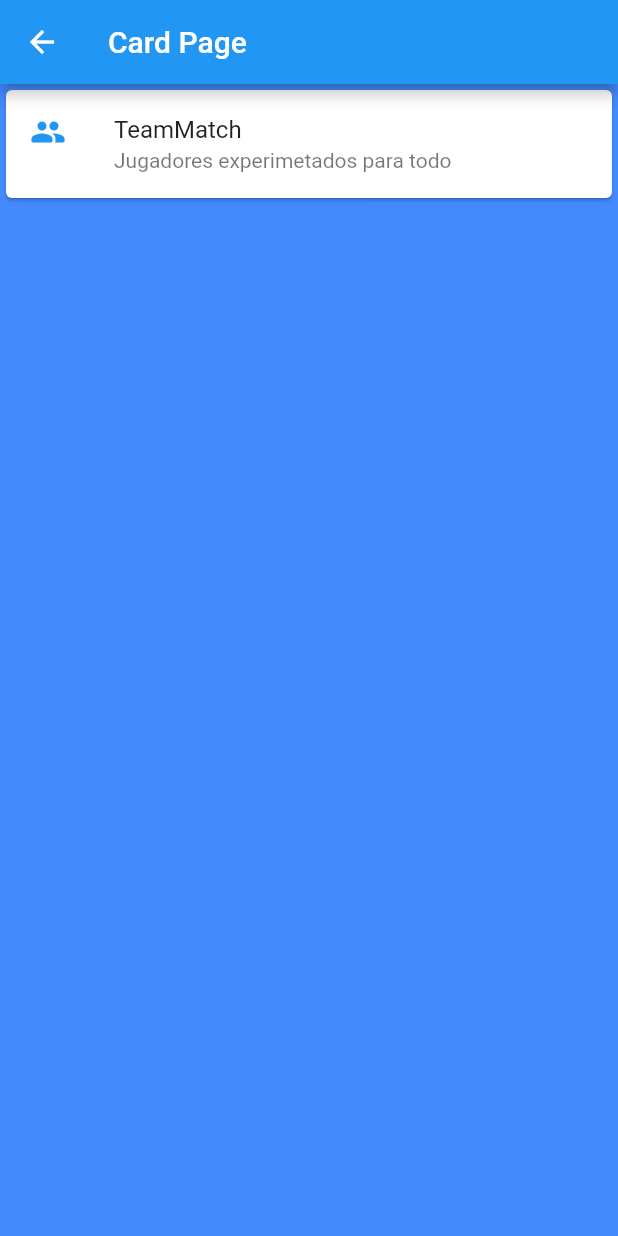
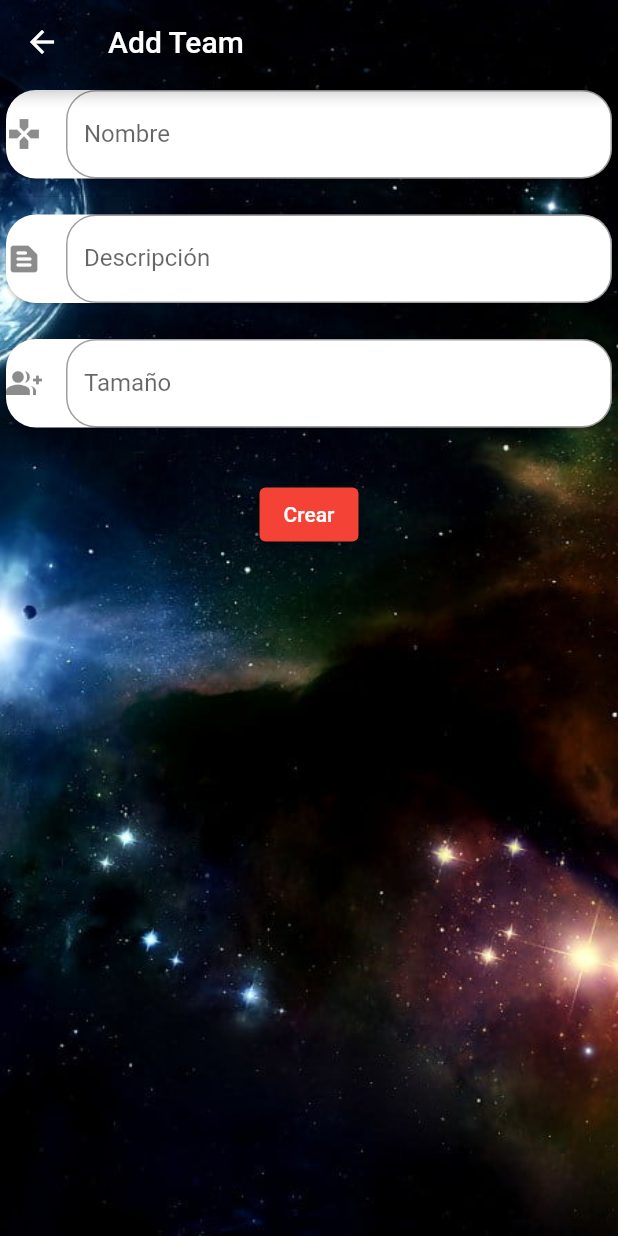
Before and after one commit to Setsuke/TeammatchApp_Flutter, a Flutter app: the AddTeamPage screen opened directly, on a phone screen of 412 x 824 dp. Run offline on Flutter 3.47's test engine with Material 2 defaults, Android fonts, the phone set to English and light mode, and no system bars; our stand-ins replace shared_preferences; missing offline and left inert: dart:ffi, image_picker_for_web, shared_preferences_web; accounts and stored records are empty; network calls fail.

Commit message:
feat: AddTeam and Torunament

```diff
--- a/flutter_application_teammatch/lib/pages/addTeam_page.dart
+++ b/flutter_application_teammatch/lib/pages/addTeam_page.dart
@@ -1,4 +1,5 @@
 import 'package:flutter/material.dart';
+import 'package:flutter_application_teammatch/profile/button_widget.dart';
 
 //En desarrollo
 class AddTeamPage extends StatefulWidget {
@@ -7,40 +8,88 @@ class AddTeamPage extends StatefulWidget {
 }
 
 class _AddTeamPageState extends State<AddTeamPage> {
+  String _nombre = '';
+  String _description = '';
+  String _teamSize = '';
+
+  TextEditingController _inputFieldDateController = new TextEditingController();
+
   @override
   Widget build(BuildContext context) {
-    return Scaffold(
+    return Container(
+      decoration: BoxDecoration(
+          image: DecorationImage(
+              image: AssetImage('assets/luna.jpg'), fit: BoxFit.cover)),
+      child: Scaffold(
+        backgroundColor: Colors.transparent,
         appBar: AppBar(
-        title: Text('Card Page'),
+          backgroundColor: Colors.transparent,
+          title: Text('Add Team'),
         ),
         body: ListView(
           children: <Widget>[
-          _addTeam(),
-          SizedBox(
-            height: 30.0,
+            _crearInput(),
+            Divider(),
+            _crearDescripcion(),
+            Divider(),
+            _crearsizeTeam(),
+            SizedBox(height: 30.0),
+            Center(child: _crearTeam()),
+          ],
         ),
-          SizedBox(
-            height: 30.0,
       ),
-        ],
+    );
+  }
+}
+
+Widget _crearInput() {
+  return Card(
+    shape: RoundedRectangleBorder(borderRadius: BorderRadius.circular(20.0)),
+    child: TextField(
+      // autofocus: true,
+      textCapitalization: TextCapitalization.sentences,
+      decoration: InputDecoration(
+          border: OutlineInputBorder(borderRadius: BorderRadius.circular(20.0)),
+          hintText: 'Nombre del equipo',
+          labelText: 'Nombre',
+          icon: Icon(Icons.gamepad)),
     ),
   );
 }
 
-  Widget _addTeam() {
+Widget _crearDescripcion() {
   return Card(
-      child: Column(
-        children: [
-          ListTile(
-            leading: Icon(
-              Icons.group_rounded,
-              color: Colors.blue,
-            ),
-            title: Text('TeamMatch'),
-            subtitle: Text('Jugadores experimetados para todo'),
-          )
-        ],
+    color: Colors.white,
+    shape: RoundedRectangleBorder(borderRadius: BorderRadius.circular(20.0)),
+    child: TextField(
+      // autofocus: true,
+      textCapitalization: TextCapitalization.sentences,
+      decoration: InputDecoration(
+          border: OutlineInputBorder(borderRadius: BorderRadius.circular(20.0)),
+          hintText: 'Descripción del equipo',
+          labelText: 'Descripción',
+          icon: Icon(Icons.text_snippet_rounded)),
     ),
   );
 }
+
+Widget _crearsizeTeam() {
+  return Card(
+    color: Colors.white,
+    shape: RoundedRectangleBorder(borderRadius: BorderRadius.circular(20.0)),
+    child: TextField(
+      // autofocus: true,
+      textCapitalization: TextCapitalization.sentences,
+      decoration: InputDecoration(
+          border: OutlineInputBorder(borderRadius: BorderRadius.circular(20.0)),
+          hintText: 'Tamaño del equipo',
+          labelText: 'Tamaño',
+          icon: Icon(Icons.group_add)),
+    ),
+  );
 }
+
+Widget _crearTeam() => ButtonWidget(
+      text: 'Crear',
+      onClicked: () {},
+    );
--- a/flutter_application_teammatch/lib/screen/home.dart
+++ b/flutter_application_teammatch/lib/screen/home.dart
@@ -1,5 +1,5 @@
 import 'package:flutter/material.dart';
-import 'package:flutter_application_teammatch/search/searcc_tournament.dart';
+import 'package:flutter_application_teammatch/search/search_tournament.dart';
 import 'package:flutter_application_teammatch/search/search_teams.dart';
 
 class HomeScreen extends StatefulWidget {
--- a/flutter_application_teammatch/lib/search/search_teams.dart
+++ b/flutter_application_teammatch/lib/search/search_teams.dart
@@ -7,7 +7,9 @@ class SearchTeams extends StatelessWidget {
   @override
   Widget build(BuildContext context) {
     return Scaffold(
+      backgroundColor: Colors.grey,
       appBar: AppBar(
+        backgroundColor: Colors.transparent,
         title: Text('Search Teams'),
         actions: <Widget>[
           IconButton(
--- a/flutter_application_teammatch/lib/search/searcc_tournament.dart
+++ b/flutter_application_teammatch/lib/search/search_tournament.dart
@@ -7,7 +7,9 @@ class SearchTournament extends StatelessWidget {
   @override
   Widget build(BuildContext context) {
     return Scaffold(
+      backgroundColor: Colors.grey,
       appBar: AppBar(
+        backgroundColor: Colors.transparent,
         title: Text('Search Tournament'),
         actions: <Widget>[
           IconButton(
```
Also changed, not shown: flutter_application_teammatch/lib/pages/add_Tournament.dart (added, +140 -0 lines), flutter_application_teammatch/lib/profile/user.dart (+15 -15 lines), flutter_application_teammatch/lib/screen/tourment.dart (+9 -0 lines). Lines whose indentation alone changed are shown as unchanged.
